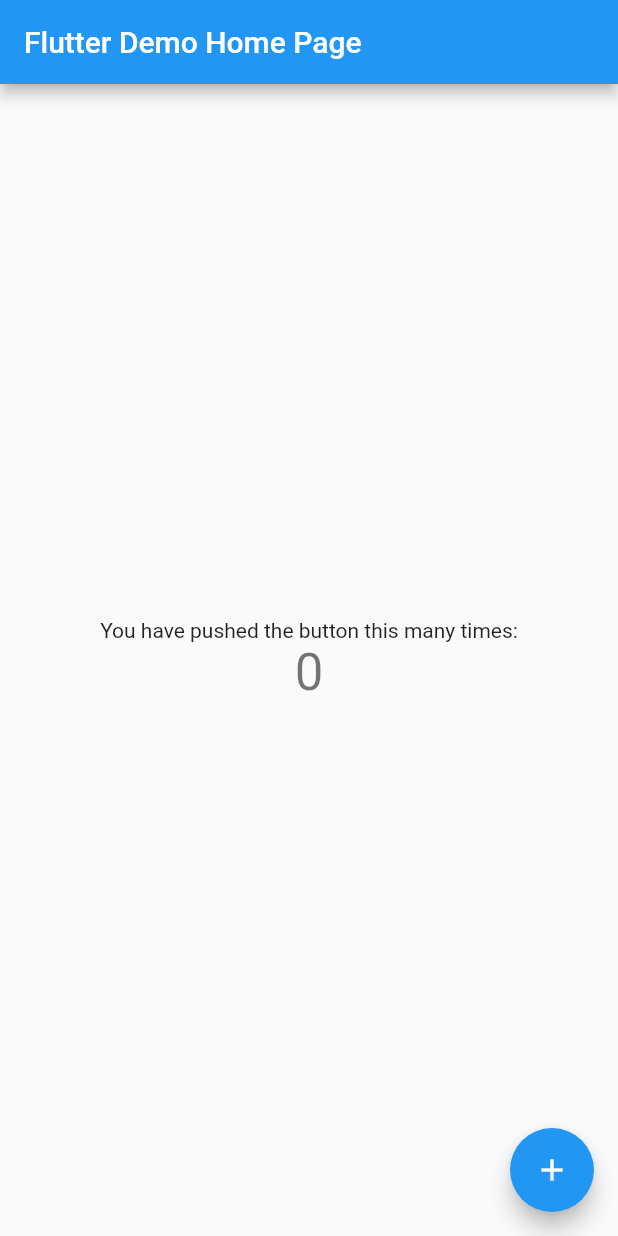
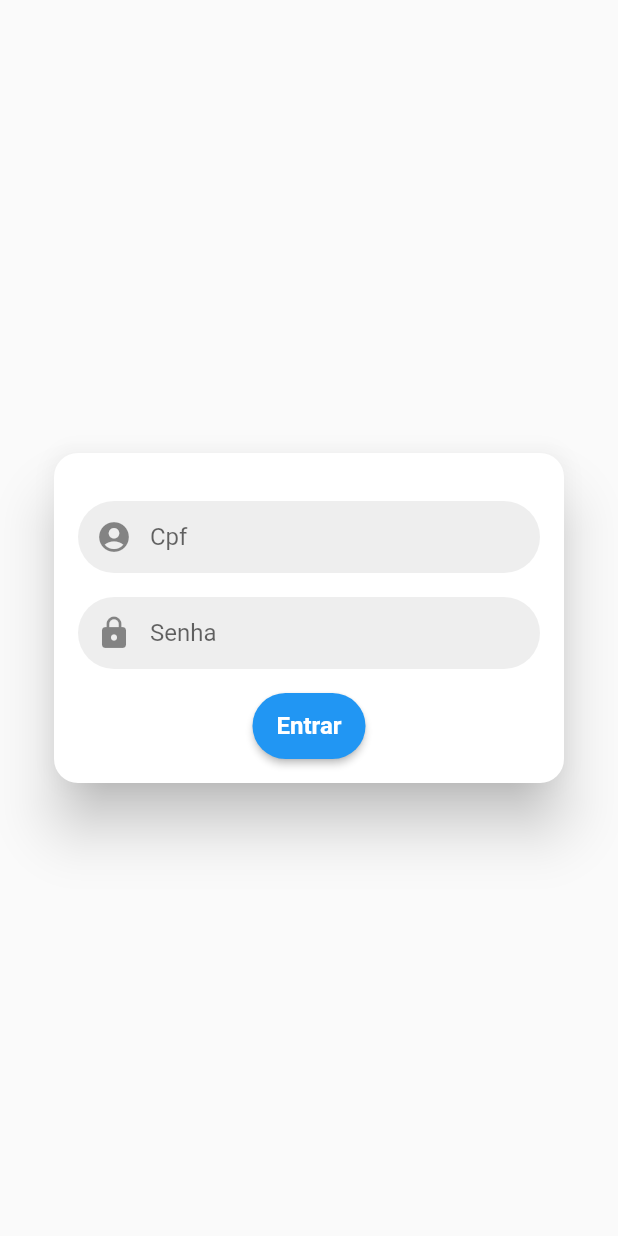
Before and after one commit to YanAlves18/estudo-mobx, a Flutter app: the screen it shows after launch, on a phone screen of 412 x 824 dp. Run offline on Flutter 3.47's test engine with Material 2 defaults, Android fonts, the phone set to English and light mode, and no system bars; our stand-ins replace brasil_fields.

Commit message:
feat: add login screen, form with cpf and password and mask for cpf

```diff
--- /dev/null
+++ b/lib/login/login_screen.dart
@@ -0,0 +1,105 @@
+import 'package:brasil_fields/brasil_fields.dart';
+import 'package:flutter/material.dart';
+import 'package:flutter/services.dart';
+
+class LoginScreen extends StatefulWidget {
+  const LoginScreen({Key? key}) : super(key: key);
+
+  @override
+  State<LoginScreen> createState() => _LoginScreenState();
+}
+
+class _LoginScreenState extends State<LoginScreen> {
+  @override
+  Widget build(BuildContext context) {
+    return SafeArea(
+      child: Scaffold(
+          body: Container(
+        alignment: Alignment.center,
+        margin: const EdgeInsets.all(32),
+        child: Card(
+            shape: RoundedRectangleBorder(
+              borderRadius: BorderRadius.circular(16),
+            ),
+            elevation: 16,
+            child: Padding(
+              padding: const EdgeInsets.all(16),
+              child: Column(mainAxisSize: MainAxisSize.min, children: <Widget>[
+                const SizedBox(
+                  height: 16,
+                ),
+                Container(
+                  decoration: BoxDecoration(
+                    shape: BoxShape.rectangle,
+                    color: Colors.grey[200],
+                    borderRadius: BorderRadius.circular(32),
+                  ),
+                  child: TextField(
+                    controller: null,
+                    keyboardType: TextInputType.number,
+                    inputFormatters: [
+                      FilteringTextInputFormatter.digitsOnly,
+                      CpfInputFormatter(),
+                    ],
+                    onChanged: null,
+                    enabled: true,
+                    decoration: const InputDecoration(
+                      hintText: "Cpf",
+                      border: InputBorder.none,
+                      prefixIcon: Icon(Icons.account_circle),
+                    ),
+                    textAlignVertical: TextAlignVertical.center,
+                  ),
+                ),
+                const SizedBox(
+                  height: 16,
+                ),
+                Container(
+                  decoration: BoxDecoration(
+                    shape: BoxShape.rectangle,
+                    color: Colors.grey[200],
+                    borderRadius: BorderRadius.circular(32),
+                  ),
+                  child: const TextField(
+                    controller: null,
+                    keyboardType: TextInputType.text,
+                    onChanged: null,
+                    enabled: true,
+                    decoration: InputDecoration(
+                      hintText: 'Senha',
+                      border: InputBorder.none,
+                      prefixIcon: Icon(Icons.lock),
+                    ),
+                    textAlignVertical: TextAlignVertical.center,
+                  ),
+                ),
+                const SizedBox(
+                  height: 16,
+                ),
+                SizedBox(
+                  height: 44,
+                  child: ElevatedButton(
+                    style: ElevatedButton.styleFrom(
+                      backgroundColor: Theme.of(context).primaryColor,
+                      shape: RoundedRectangleBorder(
+                        borderRadius: BorderRadius.circular(32),
+                      ),
+                      elevation: 2.0,
+                    ),
+                    onPressed: () {},
+                    child: const Text(
+                      'Entrar',
+                      style: TextStyle(
+                        fontSize: 16,
+                        fontWeight: FontWeight.bold,
+                        color: Colors.white,
+                      ),
+                    ),
+                  ),
+                ),
+              ]),
+            )),
+      )),
+    );
+  }
+}
--- a/lib/main.dart
+++ b/lib/main.dart
@@ -1,4 +1,6 @@
 import 'package:flutter/material.dart';
+
+import 'login/login_screen.dart';
 
 void main() {
   runApp(const MyApp());
@@ -13,103 +15,9 @@ class MyApp extends StatelessWidget {
     return MaterialApp(
       title: 'Flutter Demo',
       theme: ThemeData(
-        // This is the theme of your application.
-        //
-        // Try running your application with "flutter run". You'll see the
-        // application has a blue toolbar. Then, without quitting the app, try
-        // changing the primarySwatch below to Colors.green and then invoke
-        // "hot reload" (press "r" in the console where you ran "flutter run",
-        // or simply save your changes to "hot reload" in a Flutter IDE).
-        // Notice that the counter didn't reset back to zero; the application
-        // is not restarted.
         primarySwatch: Colors.blue,
       ),
-      home: const MyHomePage(title: 'Flutter Demo Home Page'),
+      home: const LoginScreen(),
     );
   }
 }
-
-class MyHomePage extends StatefulWidget {
-  const MyHomePage({super.key, required this.title});
-
-  // This widget is the home page of your application. It is stateful, meaning
-  // that it has a State object (defined below) that contains fields that affect
-  // how it looks.
-
-  // This class is the configuration for the state. It holds the values (in this
-  // case the title) provided by the parent (in this case the App widget) and
-  // used by the build method of the State. Fields in a Widget subclass are
-  // always marked "final".
-
-  final String title;
-
-  @override
-  State<MyHomePage> createState() => _MyHomePageState();
-}
-
-class _MyHomePageState extends State<MyHomePage> {
-  int _counter = 0;
-
-  void _incrementCounter() {
-    setState(() {
-      // This call to setState tells the Flutter framework that something has
-      // changed in this State, which causes it to rerun the build method below
-      // so that the display can reflect the updated values. If we changed
-      // _counter without calling setState(), then the build method would not be
-      // called again, and so nothing would appear to happen.
-      _counter++;
-    });
-  }
-
-  @override
-  Widget build(BuildContext context) {
-    // This method is rerun every time setState is called, for instance as done
-    // by the _incrementCounter method above.
-    //
-    // The Flutter framework has been optimized to make rerunning build methods
-    // fast, so that you can just rebuild anything that needs updating rather
-    // than having to individually change instances of widgets.
-    return Scaffold(
-      appBar: AppBar(
-        // Here we take the value from the MyHomePage object that was created by
-        // the App.build method, and use it to set our appbar title.
-        title: Text(widget.title),
-      ),
-      body: Center(
-        // Center is a layout widget. It takes a single child and positions it
-        // in the middle of the parent.
-        child: Column(
-          // Column is also a layout widget. It takes a list of children and
-          // arranges them vertically. By default, it sizes itself to fit its
-          // children horizontally, and tries to be as tall as its parent.
-          //
-          // Invoke "debug painting" (press "p" in the console, choose the
-          // "Toggle Debug Paint" action from the Flutter Inspector in Android
-          // Studio, or the "Toggle Debug Paint" command in Visual Studio Code)
-          // to see the wireframe for each widget.
-          //
-          // Column has various properties to control how it sizes itself and
-          // how it positions its children. Here we use mainAxisAlignment to
-          // center the children vertically; the main axis here is the vertical
-          // axis because Columns are vertical (the cross axis would be
-          // horizontal).
-          mainAxisAlignment: MainAxisAlignment.center,
-          children: <Widget>[
-            const Text(
-              'You have pushed the button this many times:',
-            ),
-            Text(
-              '$_counter',
-              style: Theme.of(context).textTheme.headlineMedium,
-            ),
-          ],
-        ),
-      ),
-      floatingActionButton: FloatingActionButton(
-        onPressed: _incrementCounter,
-        tooltip: 'Increment',
-        child: const Icon(Icons.add),
-      ), // This trailing comma makes auto-formatting nicer for build methods.
-    );
-  }
-}
--- a/pubspec.yaml
+++ b/pubspec.yaml
@@ -32,9 +32,11 @@ dependencies:
     sdk: flutter
 
 
+
   # The following adds the Cupertino Icons font to your application.
   # Use with the CupertinoIcons class for iOS style icons.
   cupertino_icons: ^1.0.2
+  brasil_fields: ^1.12.0
 
 dev_dependencies:
   flutter_test:
```
Also changed, not shown: pubspec.lock.
